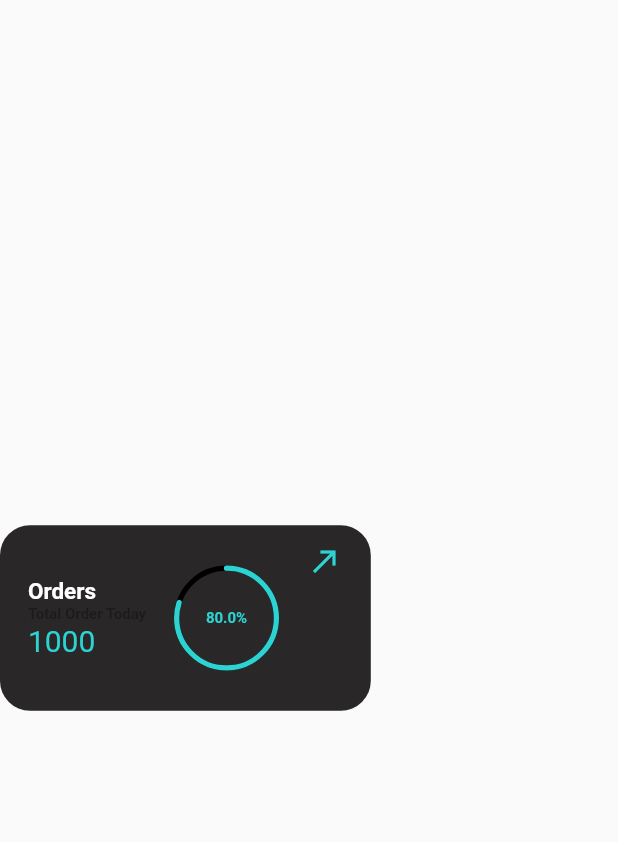
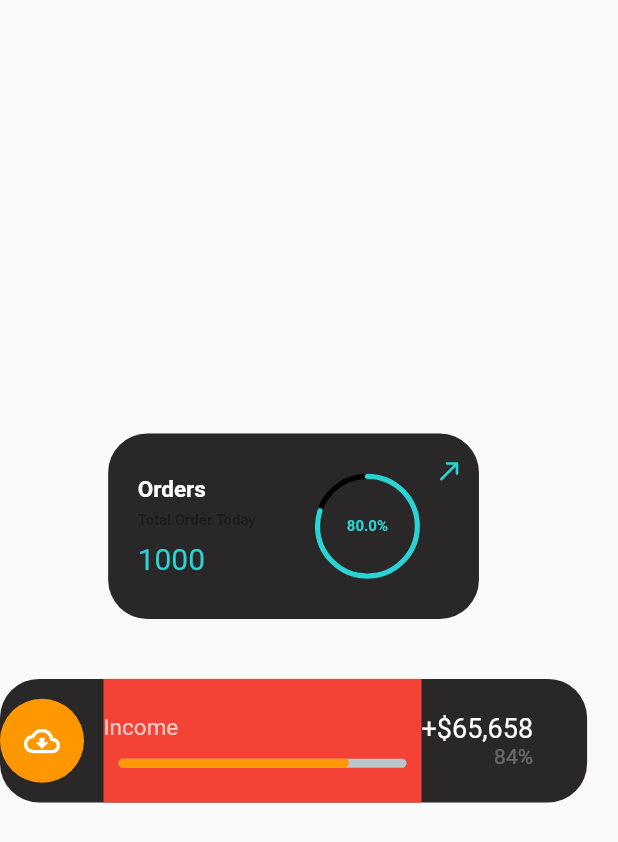
Before and after one commit to farhantw/gdemo, a Flutter app: the screen it shows after launch, on a phone screen of 412 x 824 dp. Shown: the top 842 px of the screen. Run offline on Flutter 3.47's test engine with Material 2 defaults, Android fonts, the phone set to English and light mode, and no system bars; drawn by our look-alikes of percent_indicator.

Commit message:
ui in progress

```diff
--- a/gdemo/lib/screens/home_screen.dart
+++ b/gdemo/lib/screens/home_screen.dart
@@ -1,6 +1,9 @@
 import 'package:flutter/material.dart';
 import 'package:gdemo/widgets/container_widget.dart';
+import 'package:gdemo/widgets/income.dart';
 import 'package:percent_indicator/percent_indicator.dart';
+
+import '../widgets/todaystotalorder.dart';
 
 class HomeScreen extends StatelessWidget {
   const HomeScreen({Key? key}) : super(key: key);
@@ -12,75 +15,11 @@ class HomeScreen extends StatelessWidget {
         mainAxisAlignment: MainAxisAlignment.center,
         // crossAxisAlignment: CrossAxisAlignment.center,
         children: [
-          ContainerWidget(
-            width: MediaQuery.of(context).size.width * 0.6,
-            height: MediaQuery.of(context).size.height * 0.15,
-            dbox: BoxDecoration(
-              color: Color.fromARGB(255, 41, 39, 39),
-              borderRadius: BorderRadius.circular(20),
-            ),
-            child: Align(
-              alignment: Alignment.bottomCenter,
-              child: Row(
-                crossAxisAlignment: CrossAxisAlignment.start,
-                mainAxisAlignment: MainAxisAlignment.spaceEvenly,
-                children: [
-                  Column(
-                    mainAxisAlignment: MainAxisAlignment.center,
-                    crossAxisAlignment: CrossAxisAlignment.start,
-                    children: [
-                      Text(
-                        "Orders",
-                        style: TextStyle(
-                            color: Colors.white,
-                            fontSize: 15.0,
-                            fontWeight: FontWeight.w600),
-                      ),
-                      Text(
-                        "Total Order Today",
-                        style: TextStyle(
-                            color: Color.fromARGB(255, 28, 26, 26),
-                            fontWeight: FontWeight.w700,
-                            fontSize: 10.0),
-                      ),
-                      Text(
-                        "1000",
-                        style: TextStyle(
-                            color: Color.fromARGB(255, 45, 211, 211),
-                            fontSize: 20.0),
-                      ),
-                    ],
-                  ),
-                  Align(
-                    alignment: Alignment.center,
-                    child: CircularPercentIndicator(
-                      radius: 35.0,
-                      lineWidth: 3.5,
-                      animation: true,
-                      backgroundColor: Colors.black,
-                      percent: 0.80,
-                      center: new Text(
-                        "80.0%",
-                        style: new TextStyle(
-                            color: Color.fromARGB(255, 45, 211, 211),
-                            fontWeight: FontWeight.bold,
-                            fontSize: 10.0),
-                      ),
-                      circularStrokeCap: CircularStrokeCap.round,
-                      progressColor: Color.fromARGB(255, 45, 211, 211),
-                    ),
-                  ),
-                  Padding(
-                    padding: const EdgeInsets.only(top: 12.0),
-                    child: Icon(
-                      Icons.call_made,
-                      color: Color.fromARGB(255, 45, 211, 211),
-                    ),
-                  )
-                ],
-              ),
-            ),
+          TodaysTotalOrder(),
+          SizedBox(
+            height: 40.0,
           ),
+          Income(),
         ],
       ),
     );
--- /dev/null
+++ b/gdemo/lib/widgets/income.dart
@@ -0,0 +1,76 @@
+import 'package:flutter/material.dart';
+import 'package:percent_indicator/circular_percent_indicator.dart';
+import 'package:percent_indicator/linear_percent_indicator.dart';
+import 'container_widget.dart';
+
+class Income extends StatelessWidget {
+  const Income({Key? key}) : super(key: key);
+
+  @override
+  Widget build(BuildContext context) {
+    return ContainerWidget(
+      width: MediaQuery.of(context).size.width * 0.95,
+      height: MediaQuery.of(context).size.height * 0.1,
+      dbox: BoxDecoration(
+        color: Color.fromARGB(255, 41, 39, 39),
+        borderRadius: BorderRadius.circular(26),
+      ),
+      child: Row(
+        crossAxisAlignment: CrossAxisAlignment.center,
+        // mainAxisAlignment: MainAxisAlignment.spaceBetween,
+        children: [
+          CircleAvatar(
+            backgroundColor: Colors.orange,
+            child: Icon(
+              Icons.cloud_download_outlined,
+              color: Colors.white,
+            ),
+            radius: 28.0,
+          ),
+          SizedBox(
+            width: 13.0,
+          ),
+          Container(
+            color: Colors.red,
+            child: Column(
+              mainAxisAlignment: MainAxisAlignment.center,
+              crossAxisAlignment: CrossAxisAlignment.start,
+              children: [
+                Text(
+                  "Income",
+                  style: TextStyle(fontSize: 15, color: Colors.white70),
+                ),
+                SizedBox(
+                  height: 12.0,
+                ),
+                LinearPercentIndicator(
+                  width: MediaQuery.of(context).size.width - 200,
+                  animation: true,
+                  lineHeight: 6.0,
+                  barRadius: Radius.circular(10.0),
+                  animationDuration: 2500,
+                  percent: 0.8,
+                  progressColor: Colors.orange,
+                ),
+              ],
+            ),
+          ),
+          Column(
+            mainAxisAlignment: MainAxisAlignment.center,
+            crossAxisAlignment: CrossAxisAlignment.end,
+            children: [
+              Text(
+                '+\u002465,658',
+                style: TextStyle(fontSize: 18, color: Colors.white),
+              ),
+              Text(
+                "84%",
+                style: TextStyle(color: Colors.white30),
+              )
+            ],
+          )
+        ],
+      ),
+    );
+  }
+}
--- /dev/null
+++ b/gdemo/lib/widgets/todaystotalorder.dart
@@ -0,0 +1,91 @@
+import 'package:flutter/material.dart';
+import 'package:percent_indicator/circular_percent_indicator.dart';
+
+import 'container_widget.dart';
+
+class TodaysTotalOrder extends StatelessWidget {
+  const TodaysTotalOrder({Key? key}) : super(key: key);
+
+  @override
+  Widget build(BuildContext context) {
+    return ContainerWidget(
+      width: MediaQuery.of(context).size.width * 0.6,
+      height: MediaQuery.of(context).size.height * 0.15,
+      dbox: BoxDecoration(
+        color: Color.fromARGB(255, 41, 39, 39),
+        borderRadius: BorderRadius.circular(26),
+      ),
+      child: Align(
+        alignment: Alignment.bottomCenter,
+        child: Padding(
+          padding: const EdgeInsets.only(left: 10.0),
+          child: Row(
+            crossAxisAlignment: CrossAxisAlignment.start,
+            mainAxisAlignment: MainAxisAlignment.spaceEvenly,
+            children: [
+              Column(
+                mainAxisAlignment: MainAxisAlignment.center,
+                crossAxisAlignment: CrossAxisAlignment.start,
+                children: [
+                  Text(
+                    "Orders",
+                    style: TextStyle(
+                        color: Colors.white,
+                        fontSize: 15.0,
+                        fontWeight: FontWeight.w600),
+                  ),
+                  Padding(
+                    padding: const EdgeInsets.only(top: 6.0, bottom: 8.0),
+                    child: Text(
+                      "Total Order Today",
+                      style: TextStyle(
+                          color: Color.fromARGB(255, 28, 26, 26),
+                          fontWeight: FontWeight.w700,
+                          fontSize: 10.0),
+                    ),
+                  ),
+                  Text(
+                    "1000",
+                    style: TextStyle(
+                        color: Color.fromARGB(255, 45, 211, 211),
+                        fontSize: 20.0),
+                  ),
+                ],
+              ),
+              SizedBox(
+                width: 20.0,
+              ),
+              Align(
+                alignment: Alignment.center,
+                child: CircularPercentIndicator(
+                  radius: 35.0,
+                  lineWidth: 3.5,
+                  animation: true,
+                  backgroundColor: Colors.black,
+                  percent: 0.80,
+                  center: new Text(
+                    "80.0%",
+                    style: new TextStyle(
+                        color: Color.fromARGB(255, 45, 211, 211),
+                        fontWeight: FontWeight.bold,
+                        fontSize: 10.0),
+                  ),
+                  circularStrokeCap: CircularStrokeCap.round,
+                  progressColor: Color.fromARGB(255, 45, 211, 211),
+                ),
+              ),
+              Padding(
+                padding: const EdgeInsets.only(top: 15.0),
+                child: Icon(
+                  Icons.call_made_rounded,
+                  size: 20.0,
+                  color: Color.fromARGB(255, 45, 211, 211),
+                ),
+              )
+            ],
+          ),
+        ),
+      ),
+    );
+  }
+}
```
